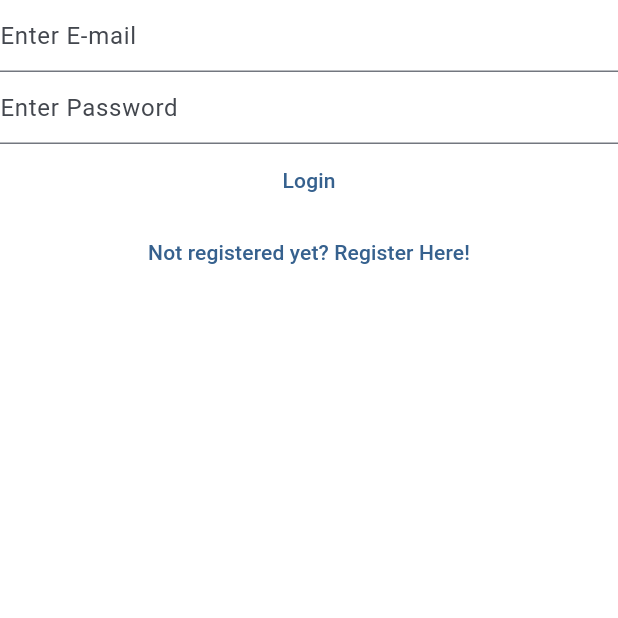
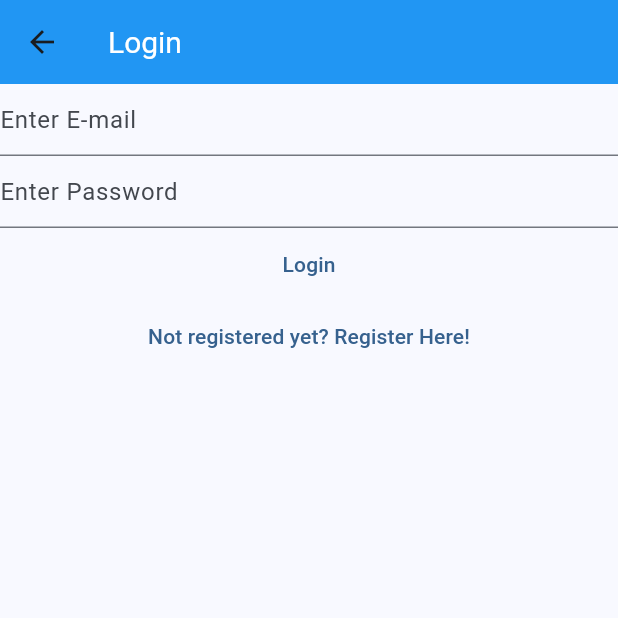
Before and after one commit to ArunKushhhh/Flutter-NotesApp, a Flutter app: the LoginView screen opened by its route, on a phone screen of 412 x 824 dp, the top half of it. Run offline on Flutter 3.47's test engine with Material 3 defaults, Android fonts, the phone set to English and light mode, and no system bars; our stand-ins replace firebase_auth, firebase_core; accounts and stored records are empty.

Commit message:
linking logni and register pages/ Creating VerifiyEmail file
Signed-off-by: ArunKushhhh <arunkushwaha_230604@aitpune.edu.in>

```diff
--- a/lib/views/login_view.dart
+++ b/lib/views/login_view.dart
@@ -30,7 +30,13 @@ class _LoginViewState extends State<LoginView> {
 
   @override
   Widget build(BuildContext context) {
-    return Column(
+    return Scaffold(
+      appBar: AppBar(
+        title: const Text("Login"),
+        backgroundColor: Colors.blue,
+        titleTextStyle: const TextStyle(fontSize: 20, color: Colors.white),
+      ),
+      body: Column(
         children: [
           // //Email Input Field
           TextField(
@@ -82,6 +88,8 @@ class _LoginViewState extends State<LoginView> {
               },
               child: const Text("Login")),
 
+          // route to registerView
+
           TextButton(
               onPressed: () {
                 Navigator.of(context).pushNamedAndRemoveUntil(
@@ -89,8 +97,9 @@ class _LoginViewState extends State<LoginView> {
                   (route) => false,
                 );
               },
-            child: Text("Not registered yet? Register Here!"))
+              child: const Text("Not registered yet? Register Here!"))
         ],
+      ),
     );
   }
 }
--- a/lib/views/register_view.dart
+++ b/lib/views/register_view.dart
@@ -41,6 +41,7 @@ class _RegisterViewState extends State<RegisterView> {
       ),
       body: Column(
         children: [
+          // Email input field
           TextField(
             controller: _email,
             enableSuggestions: false,
@@ -48,6 +49,8 @@ class _RegisterViewState extends State<RegisterView> {
             keyboardType: TextInputType.emailAddress,
             decoration: const InputDecoration(hintText: "Enter E-mail"),
           ),
+
+          //Password input field
           TextField(
             controller: _password,
             obscureText: true,
@@ -55,6 +58,8 @@ class _RegisterViewState extends State<RegisterView> {
             autocorrect: false,
             decoration: const InputDecoration(hintText: "Enter Password"),
           ),
+
+          // Register button
           TextButton(
               onPressed: () async {
                 // await Firebase.initializeApp(
@@ -79,6 +84,11 @@ class _RegisterViewState extends State<RegisterView> {
                 }
               },
               child: const Text("Register")),
+
+              // Already registed.. login button
+              TextButton(onPressed: () {
+                Navigator.of(context).pushNamedAndRemoveUntil('/login/', (route) => false);
+              }, child: const Text("Already registered? Login Here!")),
         ],
       ),
     );
```
Also changed, not shown: lib/main.dart (+3 -40 lines), lib/views/verify_email_view.dart (added, +38 -0 lines). Lines whose indentation alone changed are shown as unchanged.
